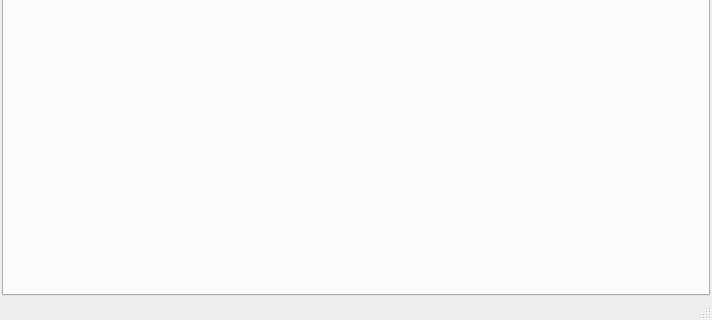
The window that mainwindow.ui (M25Racer/SBC_App) describes before a commit, drawn with Qt 5; both pictures show x 0 to 712 and y 399 to 719 of the 712 by 719 pixel window.
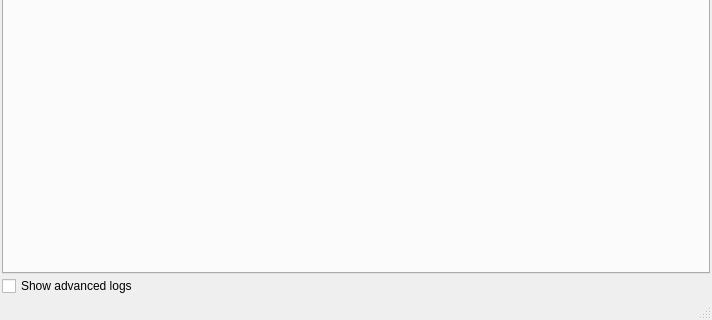
The same window after the commit.

Commit message: Show advanced logs

```diff
--- a/mainwindow.ui
+++ b/mainwindow.ui
@@ -54,6 +54,25 @@
       </widget>
      </widget>
     </item>
+    <item>
+     <widget class="QCheckBox" name="checkBox_ShowAdvLogs">
+      <property name="tabletTracking">
+       <bool>false</bool>
+      </property>
+      <property name="text">
+       <string>Show advanced logs</string>
+      </property>
+      <property name="checkable">
+       <bool>true</bool>
+      </property>
+      <property name="checked">
+       <bool>false</bool>
+      </property>
+      <property name="tristate">
+       <bool>false</bool>
+      </property>
+     </widget>
+    </item>
    </layout>
   </widget>
   <widget class="QMenuBar" name="menuBar">
```
The commit also changes 12 other files.
